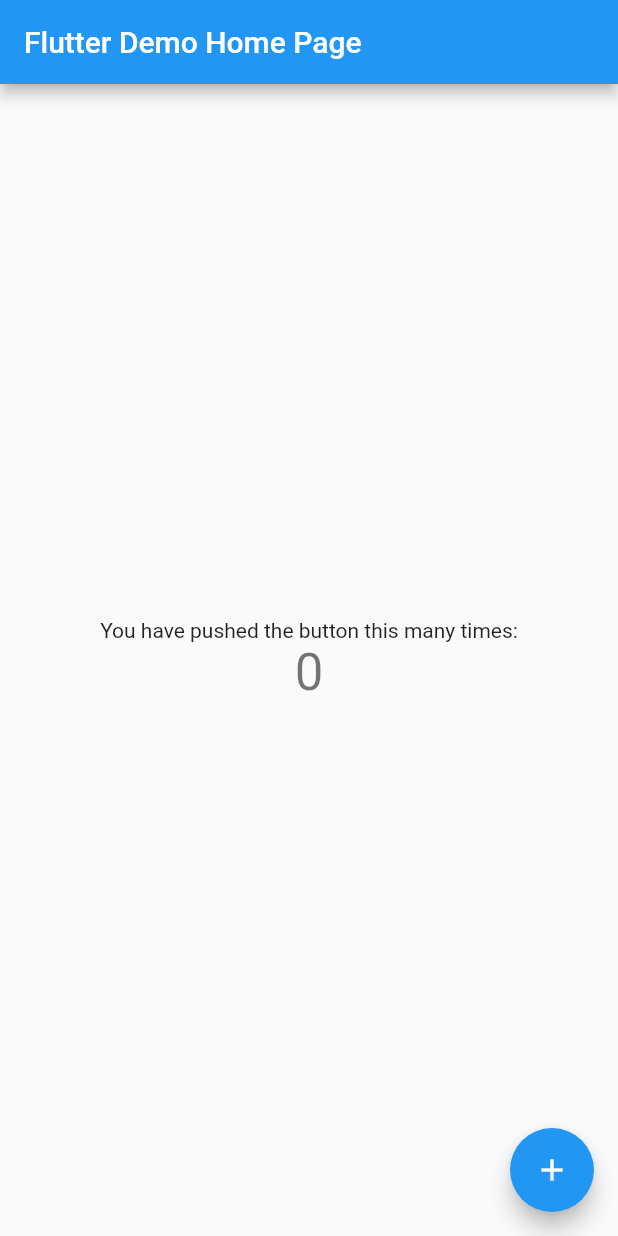
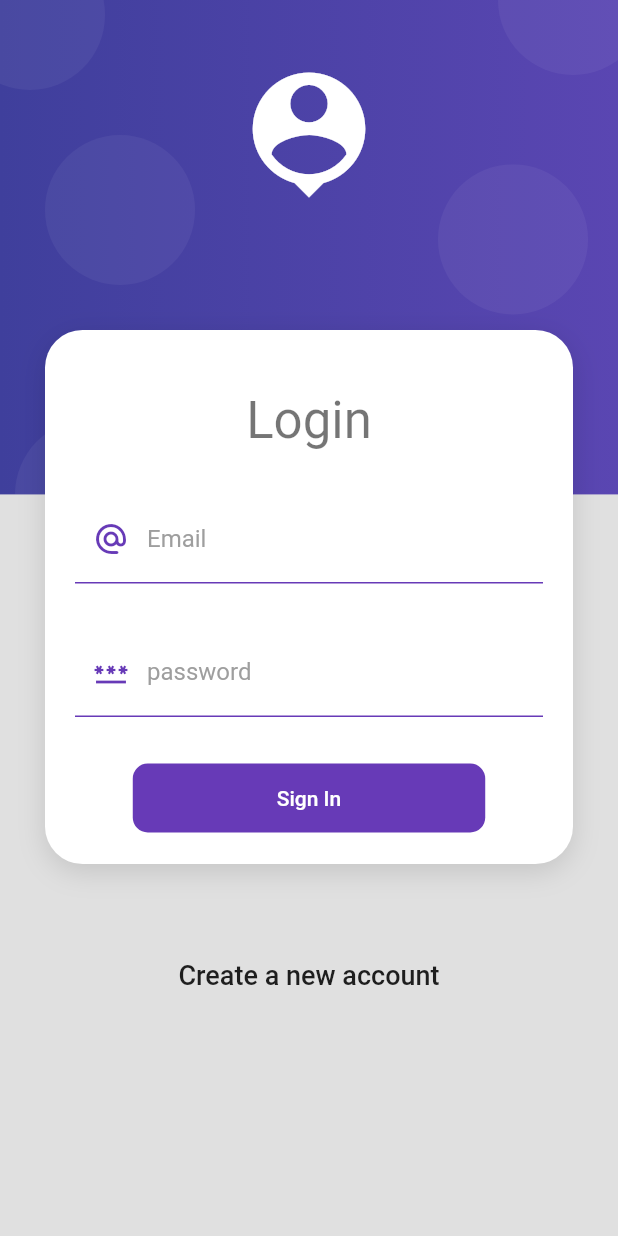
Before and after one commit to JaredTc/ProductsApp, a Flutter app: the screen it shows after launch, on a phone screen of 412 x 824 dp. Run offline on Flutter 3.47's test engine with Material 2 defaults, Android fonts, the phone set to English and light mode, and no system bars.

Commit message:
build a login screen

```diff
--- a/lib/main.dart
+++ b/lib/main.dart
@@ -1,115 +1,43 @@
 import 'package:flutter/material.dart';
+import 'package:products_app/screens/home_screen.dart';
+import 'package:products_app/screens/login_screen.dart';
 
-void main() {
-  runApp(const MyApp());
-}
+void main() => runApp(MyApp());
+
+// class AppState extends StatelessWidget {
+//   const AppState({Key? key}) : super(key: key);
+
+//   @override
+//   Widget build(BuildContext context) {
+//     return Container();
+//   }
+// }
+
+
 
 class MyApp extends StatelessWidget {
-  const MyApp({Key? key}) : super(key: key);
-
-  // This widget is the root of your application.
   @override
   Widget build(BuildContext context) {
     return MaterialApp(
-      title: 'Flutter Demo',
-      theme: ThemeData(
-        // This is the theme of your application.
-        //
-        // Try running your application with "flutter run". You'll see the
-        // application has a blue toolbar. Then, without quitting the app, try
-        // changing the primarySwatch below to Colors.green and then invoke
-        // "hot reload" (press "r" in the console where you ran "flutter run",
-        // or simply save your changes to "hot reload" in a Flutter IDE).
-        // Notice that the counter didn't reset back to zero; the application
-        // is not restarted.
-        primarySwatch: Colors.blue,
+      debugShowCheckedModeBanner: false,
+      title: 'Products App',
+      initialRoute: 'login',
+      routes: {
+        'login': ( _ ) => LoginScreen(),
+        'home': ( _ ) => HomeScreen(),
+      },
+      theme: ThemeData.light().copyWith(
+        scaffoldBackgroundColor: Colors.grey[300],
+        appBarTheme:  const AppBarTheme(
+          elevation: 0,
+          color: Colors.indigo
+        ),
+        floatingActionButtonTheme: const FloatingActionButtonThemeData(
+          backgroundColor: Colors.indigo,
+          elevation: 0
+        )
       ),
-      home: const MyHomePage(title: 'Flutter Demo Home Page'),
+
     );
   }
 }
-
-class MyHomePage extends StatefulWidget {
-  const MyHomePage({Key? key, required this.title}) : super(key: key);
-
-  // This widget is the home page of your application. It is stateful, meaning
-  // that it has a State object (defined below) that contains fields that affect
-  // how it looks.
-
-  // This class is the configuration for the state. It holds the values (in this
-  // case the title) provided by the parent (in this case the App widget) and
-  // used by the build method of the State. Fields in a Widget subclass are
-  // always marked "final".
-
-  final String title;
-
-  @override
-  State<MyHomePage> createState() => _MyHomePageState();
-}
-
-class _MyHomePageState extends State<MyHomePage> {
-  int _counter = 0;
-
-  void _incrementCounter() {
-    setState(() {
-      // This call to setState tells the Flutter framework that something has
-      // changed in this State, which causes it to rerun the build method below
-      // so that the display can reflect the updated values. If we changed
-      // _counter without calling setState(), then the build method would not be
-      // called again, and so nothing would appear to happen.
-      _counter++;
-    });
-  }
-
-  @override
-  Widget build(BuildContext context) {
-    // This method is rerun every time setState is called, for instance as done
-    // by the _incrementCounter method above.
-    //
-    // The Flutter framework has been optimized to make rerunning build methods
-    // fast, so that you can just rebuild anything that needs updating rather
-    // than having to individually change instances of widgets.
-    return Scaffold(
-      appBar: AppBar(
-        // Here we take the value from the MyHomePage object that was created by
-        // the App.build method, and use it to set our appbar title.
-        title: Text(widget.title),
-      ),
-      body: Center(
-        // Center is a layout widget. It takes a single child and positions it
-        // in the middle of the parent.
-        child: Column(
-          // Column is also a layout widget. It takes a list of children and
-          // arranges them vertically. By default, it sizes itself to fit its
-          // children horizontally, and tries to be as tall as its parent.
-          //
-          // Invoke "debug painting" (press "p" in the console, choose the
-          // "Toggle Debug Paint" action from the Flutter Inspector in Android
-          // Studio, or the "Toggle Debug Paint" command in Visual Studio Code)
-          // to see the wireframe for each widget.
-          //
-          // Column has various properties to control how it sizes itself and
-          // how it positions its children. Here we use mainAxisAlignment to
-          // center the children vertically; the main axis here is the vertical
-          // axis because Columns are vertical (the cross axis would be
-          // horizontal).
-          mainAxisAlignment: MainAxisAlignment.center,
-          children: <Widget>[
-            const Text(
-              'You have pushed the button this many times:',
-            ),
-            Text(
-              '$_counter',
-              style: Theme.of(context).textTheme.headline4,
-            ),
-          ],
-        ),
-      ),
-      floatingActionButton: FloatingActionButton(
-        onPressed: _incrementCounter,
-        tooltip: 'Increment',
-        child: const Icon(Icons.add),
-      ), // This trailing comma makes auto-formatting nicer for build methods.
-    );
-  }
-}
--- /dev/null
+++ b/lib/screens/home_screen.dart
@@ -0,0 +1,14 @@
+import 'package:flutter/material.dart';
+
+
+class HomeScreen extends StatelessWidget {
+
+  @override
+  Widget build(BuildContext context) {
+    return const Scaffold(
+      body: Center(
+        child: Text('HomeScreen'),
+     ),
+   );
+  }
+}
--- /dev/null
+++ b/lib/screens/login_screen.dart
@@ -0,0 +1,143 @@
+import 'package:flutter/material.dart';
+import 'package:products_app/widgets/auth_background.dart';
+import 'package:products_app/widgets/card_container.dart';
+
+import '../ui/input_decorations.dart';
+
+
+class LoginScreen extends StatelessWidget {
+
+  @override
+  Widget build(BuildContext context) {
+    return  Scaffold(
+      body: AuthBackground(
+        child: SingleChildScrollView(
+          child: Column(
+            children: [
+              const SizedBox( height: 220,),
+              CardContainer(child: Column(
+                children: [
+
+                  SizedBox( height: 20,),
+                  Text('Login',
+                  style: Theme.of(context).textTheme.headline4,),
+                  const SizedBox( height: 30,),
+                  _LoginForm()
+                ],
+              ) ),
+              const SizedBox( height: 50,),
+              TextButton(onPressed: (){
+
+              },
+                style: ButtonStyle(
+                  overlayColor: MaterialStateProperty.all( Colors.indigo.withOpacity(0.1)),
+                  shape: MaterialStateProperty.all( StadiumBorder() )
+                ),
+                child: const Text('Create a new account', style: TextStyle( fontSize: 18, color: Colors.black87 ),
+                )
+                )
+            ],
+          ),
+        ),
+      )
+   );
+  }
+}
+
+class _LoginForm extends StatelessWidget {
+
+
+  @override
+  Widget build(BuildContext context) {
+    return Container(
+      child: Form(
+        child: Column(
+          children: [
+                    TextFormField(
+              autocorrect: false,
+              keyboardType: TextInputType.emailAddress,
+              decoration: InputDecorations.authInputDecoration(
+                hintText: 'john.doe@gmail.com',
+                labelText: 'Email',
+                prefixIcon: Icons.alternate_email_rounded
+              ),
+              onChanged: ( value ) {},
+              // loginForm.email = value,
+              validator: ( value ) {
+
+                  String pattern = r'^(([^<>()[\]\\.,;:\s@\"]+(\.[^<>()[\]\\.,;:\s@\"]+)*)|(\".+\"))@((\[[0-9]{1,3}\.[0-9]{1,3}\.[0-9]{1,3}\.[0-9]{1,3}\])|(([a-zA-Z\-0-9]+\.)+[a-zA-Z]{2,}))$';
+                  RegExp regExp  = new RegExp(pattern);
+
+                  return regExp.hasMatch(value ?? '')
+                    ? null
+                    : 'write the correct email';
+
+              },
+            ),
+            const SizedBox( height: 30 ),
+            TextFormField(
+              autocorrect: false,
+              obscureText: true,
+              keyboardType: TextInputType.emailAddress,
+              decoration: InputDecorations.authInputDecoration(
+                hintText: '*****',
+                labelText: 'password',
+                prefixIcon: Icons.password
+              ),
+              onChanged: ( value ) {},
+              //  => loginForm.password = value,
+              validator: ( value ) {
+
+                  return ( value != null && value.length >= 6 )
+                    ? null
+                    : 'the password should be the 6 characters';
+
+              },
+            ),
+            const SizedBox( height: 30 ),
+             MaterialButton(
+              shape: RoundedRectangleBorder(borderRadius: BorderRadius.circular(10)),
+              disabledColor: Colors.grey,
+              elevation: 0,
+              color: Colors.deepPurple,
+              child: Container(
+                padding: EdgeInsets.symmetric( horizontal: 80, vertical: 15),
+                child: Text('Sign In',style: TextStyle(color: Colors.white), ),
+                // child: Text(
+                //   loginForm.isLoading
+                //     ? 'Espere'
+                //     : 'Ingresar',
+                //   style: TextStyle( color: Colors.white ),
+                // )
+              ),
+              onPressed: (){},
+              // onPressed: loginForm.isLoading ? null : () async {
+
+              //   FocusScope.of(context).unfocus();
+              //   final authService = Provider.of<AuthService>(context, listen: false);
+
+              //   if( !loginForm.isValidForm() ) return;
+
+              //   loginForm.isLoading = true;
+
+
+              //   // TODO: validar si el login es correcto
+              //   final String? errorMessage = await authService.login(loginForm.email, loginForm.password);
+
+              //   if ( errorMessage == null ) {
+              //     Navigator.pushReplacementNamed(context, 'home');
+              //   } else {
+              //     // TODO: mostrar error en pantalla
+              //     // print( errorMessage );
+              //     NotificationsService.showSnackbar(errorMessage);
+              //     loginForm.isLoading = false;
+              //   }
+              // }
+            )
+
+          ],
+        ),
+      ),
+    );
+  }
+}
--- /dev/null
+++ b/lib/ui/input_decorations.dart
@@ -0,0 +1,34 @@
+import 'package:flutter/material.dart';
+
+
+class InputDecorations {
+
+  static InputDecoration authInputDecoration({
+    required String hintText,
+    required String labelText,
+    IconData? prefixIcon
+  }) {
+    return InputDecoration(
+        enabledBorder: UnderlineInputBorder(
+          borderSide: BorderSide(
+            color: Colors.deepPurple
+          ),
+        ),
+        focusedBorder: UnderlineInputBorder(
+          borderSide: BorderSide(
+            color: Colors.deepPurple,
+            width: 2
+          )
+        ),
+        hintText: hintText,
+        labelText: labelText,
+        labelStyle: TextStyle(
+          color: Colors.grey
+        ),
+        prefixIcon: prefixIcon != null
+          ? Icon( prefixIcon, color: Colors.deepPurple )
+          : null
+      );
+  }
+
+}
--- /dev/null
+++ b/lib/widgets/auth_background.dart
@@ -0,0 +1,94 @@
+import 'package:flutter/material.dart';
+
+class AuthBackground extends StatelessWidget {
+
+  final Widget child;
+
+  const AuthBackground({
+    Key? key,
+    required this.child
+  }) : super(key: key);
+
+  @override
+  Widget build(BuildContext context) {
+    return Container(
+        // color: Colors.red,
+        width: double.infinity,
+        height: double.infinity,
+        child: Stack(
+          children: [
+
+            _PurpleBox(),
+
+            _HeaderIcon(),
+
+            this.child,
+
+          ],
+        ),
+    );
+  }
+}
+
+class _HeaderIcon extends StatelessWidget {
+
+  @override
+  Widget build(BuildContext context) {
+    return SafeArea(
+      child: Container(
+        width: double.infinity,
+        margin: EdgeInsets.only( top: 40 ),
+        child: Icon( Icons.person_pin, color: Colors.white, size: 100 ),
+      ),
+    );
+  }
+}
+
+
+class _PurpleBox extends StatelessWidget {
+
+  @override
+  Widget build(BuildContext context) {
+
+    final size = MediaQuery.of(context).size;
+
+    return Container(
+      width: double.infinity,
+      height: size.height * 0.4,
+      decoration: _purpleBackground(),
+      child: Stack(
+        children: [
+          Positioned(child: _Bubble(), top: 90, left: 30 ),
+          Positioned(child: _Bubble(), top: -40, left: -30 ),
+          Positioned(child: _Bubble(), top: -50, right: -20 ),
+          Positioned(child: _Bubble(), bottom: -50, left: 10 ),
+          Positioned(child: _Bubble(), bottom: 120, right: 20 ),
+        ],
+      ),
+    );
+  }
+
+  BoxDecoration _purpleBackground() => BoxDecoration(
+    gradient: LinearGradient(
+      colors: [
+        Color.fromRGBO(63, 63, 156, 1),
+        Color.fromRGBO(90, 70, 178, 1)
+      ]
+    )
+  );
+}
+
+class _Bubble extends StatelessWidget {
+
+  @override
+  Widget build(BuildContext context) {
+    return Container(
+      width: 100,
+      height: 100,
+      decoration: BoxDecoration(
+        borderRadius: BorderRadius.circular(100),
+        color: Color.fromRGBO(255, 255, 255, 0.05)
+      ),
+    );
+  }
+}
--- /dev/null
+++ b/lib/widgets/card_container.dart
@@ -0,0 +1,36 @@
+import 'package:flutter/material.dart';
+
+class CardContainer extends StatelessWidget {
+
+  final Widget child;
+
+  const CardContainer({
+    Key? key,
+    required this.child
+  }) : super(key: key);
+
+  @override
+  Widget build(BuildContext context) {
+    return Padding(
+      padding: EdgeInsets.symmetric( horizontal: 30 ),
+      child: Container(
+          width: double.infinity,
+          padding: EdgeInsets.all( 20 ),
+          decoration: _createCardShape(),
+          child: this.child,
+      ),
+    );
+  }
+
+  BoxDecoration _createCardShape() => BoxDecoration(
+    color: Colors.white,
+    borderRadius: BorderRadius.circular(25),
+    boxShadow: [
+      BoxShadow(
+        color: Colors.black12,
+        blurRadius: 15,
+        offset: Offset(0, 5),
+      )
+    ]
+  );
+}
```
Also changed, not shown: assets/jar-loading.gif (added), assets/no-image.png (added), 1 other file.
